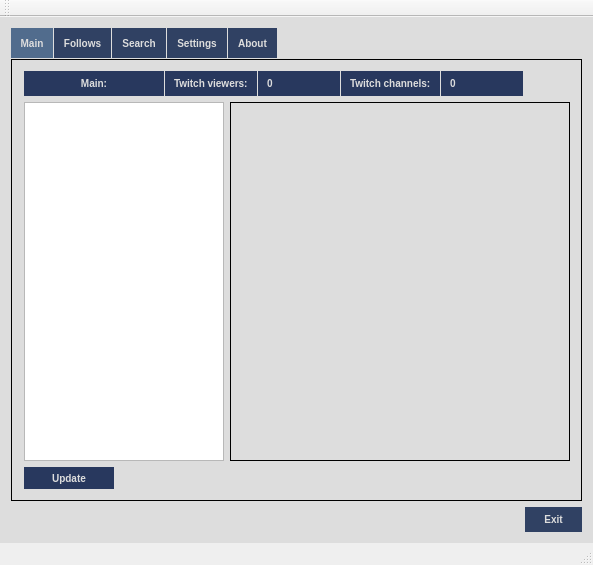
This is mainwindow.ui in Rutle/twitch-program as Qt 5 draws it before an edit. The edited form follows.
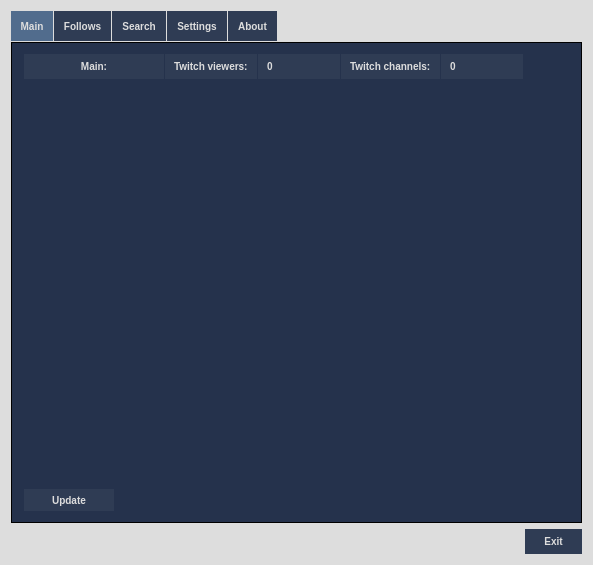
This is the edited form.

Commit message:
Some color and layout changes in delegate.
Made "fake" margin to bottom of the items in QListView. Also did some
color changes and added more text from the data.

Diff of the .ui file:
```diff
--- a/mainwindow.ui
+++ b/mainwindow.ui
@@ -31,6 +31,7 @@
 	top: -0.15em; */
 	/*background-color: #304163;*/
 	/*background-color: #516C8D;*/
+	background-color: rgb(37, 50, 76);
 }
 
 QTabWidget::tab-bar {
@@ -38,7 +39,7 @@
 }
 
 QTabBar::tab {
-	background-color:#304163;
+	background-color:rgb(47, 60, 84);
 	min-width: 15ex;
 	padding: 8px;
 	font: bold 10px;
@@ -56,7 +57,8 @@
 }
 QPushButton {
 	border: 0;
-	background-color:#28385e;
+	/*background-color:#28385e;*/
+	background-color: rgb(47, 60, 84);
 	padding: 4px;
 	font: bold 10px;
 	color: #DDDDDD;
@@ -120,7 +122,7 @@
           <property name="styleSheet">
            <string notr="true">QLabel {
 	border: 0;
-	background-color:#28385e;
+	background-color:rgb(47, 60, 84);
 	padding: 6px;
 	font: bold 10px;
 	color: #DDDDDD;
@@ -233,17 +235,13 @@
              </size>
             </property>
             <property name="styleSheet">
-             <string notr="true">@QListView {
+             <string notr="true">QListView {
 	outline: none;
-	border-bottom: 1px;
-}@
-/*
-QListView {
-	background-color: #304163;
 	border: 0px;
-
+	/*background-color: #304163;*/
+	background-color:  rgb(37, 50, 76);
 }
-*/</string>
+QListView::QScrollBar:verticall { border: 2px solid grey; background: #32CC99; height: 15px; margin: 0px 20px 0 20px; }</string>
             </property>
            </widget>
           </item>
@@ -251,7 +249,7 @@
            <widget class="QWidget" name="widget" native="true">
             <property name="styleSheet">
              <string notr="true">QWidget {
-	border: 1px solid black;
+	/*border: 1px solid black;*/
 }
 </string>
             </property>
@@ -1447,7 +1445,7 @@
         <property name="styleSheet">
          <string notr="true">#pushButton_2 {
 	border: 0;
-	background-color:#304163;
+	background-color: rgb(47, 60, 84);
 	min-width: 15ex;
 	padding: 6px;
 	font: bold 10px;
@@ -1471,25 +1469,6 @@
     </item>
    </layout>
   </widget>
-  <widget class="QMenuBar" name="menuBar">
-   <property name="geometry">
-    <rect>
-     <x>0</x>
-     <y>0</y>
-     <width>593</width>
-     <height>21</height>
-    </rect>
-   </property>
-  </widget>
-  <widget class="QToolBar" name="mainToolBar">
-   <attribute name="toolBarArea">
-    <enum>TopToolBarArea</enum>
-   </attribute>
-   <attribute name="toolBarBreak">
-    <bool>false</bool>
-   </attribute>
-  </widget>
-  <widget class="QStatusBar" name="statusBar"/>
  </widget>
  <layoutdefault spacing="6" margin="11"/>
  <resources/>
```
The commit also changes 4 other files.
